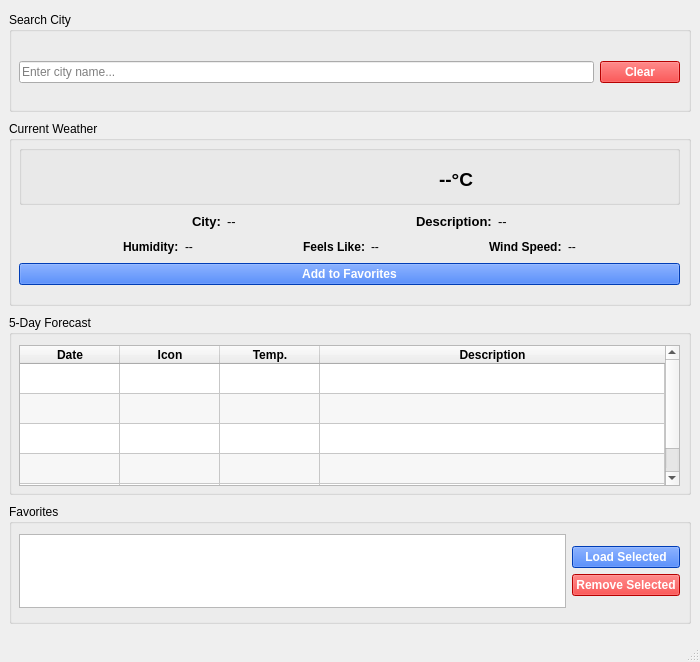
Old version of the form mainwindow.ui in the repository bernardovvieira/qt-weather-dashboard.
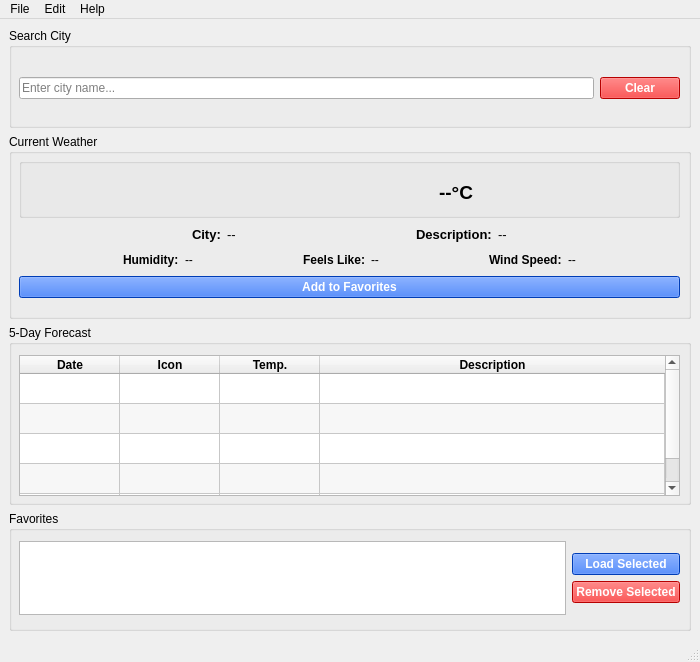
New version of the form. Icons and pictures are not drawn.

Commit message: feat: add menu bar with File, Edit and Help menus

Diff of the .ui file:
```diff
--- a/mainwindow.ui
+++ b/mainwindow.ui
@@ -850,6 +850,30 @@
      <height>19</height>
     </rect>
    </property>
+   <widget class="QMenu" name="menuFile">
+    <property name="title">
+     <string>File</string>
+    </property>
+    <addaction name="separator"/>
+    <addaction name="actionExit"/>
+   </widget>
+   <widget class="QMenu" name="menuHelp">
+    <property name="title">
+     <string>Help</string>
+    </property>
+    <addaction name="actionHelpAbout"/>
+   </widget>
+   <widget class="QMenu" name="menuEdit">
+    <property name="title">
+     <string>Edit</string>
+    </property>
+    <addaction name="actionClear_Search"/>
+    <addaction name="separator"/>
+    <addaction name="actionLoad_First_Favorite"/>
+   </widget>
+   <addaction name="menuFile"/>
+   <addaction name="menuEdit"/>
+   <addaction name="menuHelp"/>
   </widget>
   <widget class="QStatusBar" name="statusbar"/>
  </widget>
```
Left out of the diff: 63 changed lines with no effect on the pictures. The commit also changes 9 other files.
